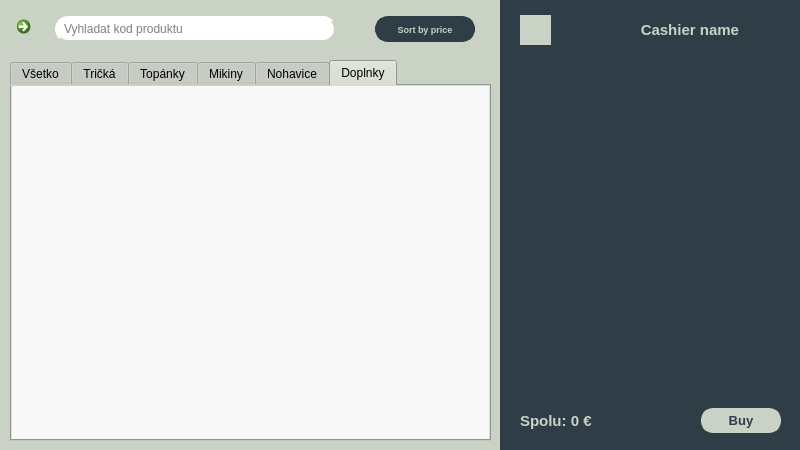
This is source/code/main.ui in tomas-magat/camels-eshop-infosystem as Qt 5 draws it before an edit. The edited form follows.
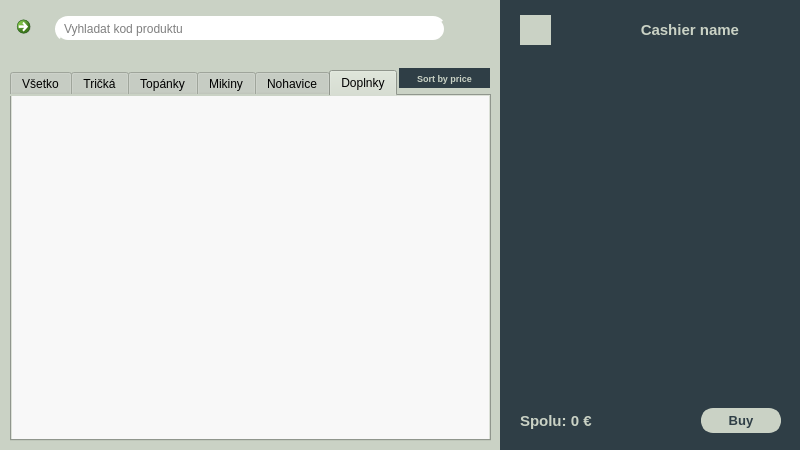
This is the edited form. The open tabs and pages were chosen to show the change. Icons and pictures are not drawn.

Commit message: Portal sort button states and position

Diff of the .ui file:
```diff
--- a/source/code/main.ui
+++ b/source/code/main.ui
@@ -150,7 +150,7 @@
                <rect>
                 <x>0</x>
                 <y>7</y>
-                <width>281</width>
+                <width>391</width>
                 <height>26</height>
                </rect>
               </property>
@@ -190,9 +190,9 @@
              <widget class="QPushButton" name="searchButton">
               <property name="geometry">
                <rect>
-                <x>280</x>
+                <x>390</x>
                 <y>0</y>
-                <width>31</width>
+                <width>41</width>
                 <height>40</height>
                </rect>
               </property>
@@ -211,51 +211,6 @@
                </size>
               </property>
              </widget>
-             <widget class="QPushButton" name="sortButton">
-              <property name="geometry">
-               <rect>
-                <x>320</x>
-                <y>7</y>
-                <width>100</width>
-                <height>26</height>
-               </rect>
-              </property>
-              <property name="font">
-               <font>
-                <pointsize>7</pointsize>
-                <weight>75</weight>
-                <bold>true</bold>
-               </font>
-              </property>
-              <property name="styleSheet">
-               <string notr="true">#sortButton {
-	border: 5px solid #2f3e46; 
-	border-radius: 13px;
-	background-color: #2f3e46;
-	color: #cad2c5;
-}
-#sortButton:hover {
-	border-color: #354f52; 
-	background-color: #354f52;
-}
-#sortButton:pressed {
-	border-color: #354f52; 
-	background-color: #354f52;
-}</string>
-              </property>
-              <property name="text">
-               <string>Sort by price</string>
-              </property>
-              <property name="iconSize">
-               <size>
-                <width>12</width>
-                <height>12</height>
-               </size>
-              </property>
-              <property name="flat">
-               <bool>true</bool>
-              </property>
-             </widget>
             </widget>
            </item>
           </layout>
@@ -280,9 +235,9 @@
           <property name="geometry">
            <rect>
             <x>10</x>
-            <y>0</y>
+            <y>10</y>
             <width>481</width>
-            <height>381</height>
+            <height>371</height>
            </rect>
           </property>
           <property name="styleSheet">
@@ -706,8 +661,8 @@
                  <rect>
                   <x>0</x>
                   <y>0</y>
-                  <width>100</width>
-                  <height>30</height>
+                  <width>481</width>
+                  <height>361</height>
                  </rect>
                 </property>
                 <layout class="QVBoxLayout" name="verticalLayout_46"/>
@@ -718,6 +673,81 @@
            </widget>
           </widget>
          </widget>
+         <widget class="QFrame" name="sortSection">
+          <property name="geometry">
+           <rect>
+            <x>399</x>
+            <y>7</y>
+            <width>91</width>
+            <height>22</height>
+           </rect>
+          </property>
+          <layout class="QVBoxLayout" name="verticalLayout_47">
+           <property name="spacing">
+            <number>0</number>
+           </property>
+           <property name="leftMargin">
+            <number>0</number>
+           </property>
+           <property name="topMargin">
+            <number>0</number>
+           </property>
+           <property name="rightMargin">
+            <number>0</number>
+           </property>
+           <property name="bottomMargin">
+            <number>0</number>
+           </property>
+           <item>
+            <widget class="QPushButton" name="sortButton">
+             <property name="minimumSize">
+              <size>
+               <width>0</width>
+               <height>20</height>
+              </size>
+             </property>
+             <property name="font">
+              <font>
+               <pointsize>7</pointsize>
+               <weight>75</weight>
+               <bold>true</bold>
+              </font>
+             </property>
+             <property name="styleSheet">
+              <string notr="true">#sortButton {
+	border: 1px solid #2f3e46; 
+	background-color: #2f3e46;
+	color: #cad2c5;
+}
+#sortButton:hover {
+	border-color: #354f52; 
+	background-color: #354f52;
+}
+#sortButton:pressed {
+	border-color: #354f52; 
+	background-color: #354f52;
+}</string>
+             </property>
+             <property name="text">
+              <string>Sort by price</string>
+             </property>
+             <property name="icon">
+              <iconset>
+               <normaloff>../../assets/icons/up_down_arrow.png</normaloff>../../assets/icons/up_down_arrow.png</iconset>
+             </property>
+             <property name="iconSize">
+              <size>
+               <width>12</width>
+               <height>12</height>
+              </size>
+             </property>
+             <property name="flat">
+              <bool>true</bool>
+             </property>
+            </widget>
+           </item>
+          </layout>
+         </widget>
         </widget>
        </item>
       </layout>
```
Left out of the diff: 105 changed lines with no effect on the pictures. The commit also changes 6 other files.
